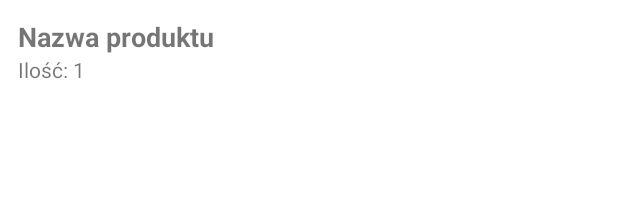
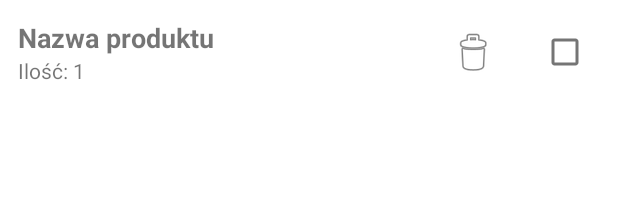
Before and after one commit to Generekalipsa/ShopList_fastapi, an Android app: the layout item_shopping.xml on its own in the app's theme, with its tools: preview values and no code run, on a phone screen of 412 x 824 dp. Shown: the top 216 px of the screen. Run offline under Robolectric (Android 15) with nearby library versions, the phone set to English and light mode, and no system bars.

Commit message:
Adding checkbox button and implementing saving it state to GSON

```diff
--- a/app/src/main/java/com/example/shoplist/ShoppingListData.kt
+++ b/app/src/main/java/com/example/shoplist/ShoppingListData.kt
@@ -5,6 +5,11 @@ import android.content.Context
 
 object ShoppingListData {
     var items: MutableList<ShoppingItem> = mutableListOf()
+
+    fun saveIsChecked(item: ShoppingItem, context: Context) {
+        item.isChecked = !item.isChecked
+        ShoppingListStorage.save(context, items)
+    }
 
     fun addItem(item: ShoppingItem, context: Context) {
         items.add(item)
--- a/app/src/main/java/com/example/shoplist/fragments/ShoppingListFragment.kt
+++ b/app/src/main/java/com/example/shoplist/fragments/ShoppingListFragment.kt
@@ -24,7 +24,7 @@ class ShoppingListFragment : Fragment() {
         val recyclerView = view.findViewById<RecyclerView>(R.id.recyclerView)
 
         adapter = ShoppingListAdapter(ShoppingListData.items) { item ->
-            selectedItem = item // zapamiętaj kliknięty element
+            selectedItem = item
             val fragment = ItemDetailFragment.newInstance(item.name, item.quantity)
             parentFragmentManager.beginTransaction()
                 .replace(R.id.fragment_container, fragment)
--- a/app/src/main/java/com/example/shoplist/models/ShoppingItem.kt
+++ b/app/src/main/java/com/example/shoplist/models/ShoppingItem.kt
@@ -1,4 +1,5 @@
 data class ShoppingItem(
     val name: String,
-    val quantity: Int
+    val quantity: Int,
+    var isChecked: Boolean = false
 )
--- a/app/src/main/res/layout/fragment_shopping_list.xml
+++ b/app/src/main/res/layout/fragment_shopping_list.xml
@@ -5,6 +5,7 @@
     android:layout_width="match_parent"
     android:layout_height="match_parent">
 
+    <!-- Recycle View container which shows the list of items -->
     <androidx.recyclerview.widget.RecyclerView
         android:id="@+id/recyclerView"
         android:layout_width="0dp"
@@ -13,4 +14,5 @@
         app:layout_constraintBottom_toBottomOf="parent"
         app:layout_constraintStart_toStartOf="parent"
         app:layout_constraintEnd_toEndOf="parent" />
+
 </androidx.constraintlayout.widget.ConstraintLayout>
--- a/app/src/main/res/layout/item_shopping.xml
+++ b/app/src/main/res/layout/item_shopping.xml
@@ -1,9 +1,17 @@
 <?xml version="1.0" encoding="utf-8"?>
 <LinearLayout
     xmlns:android="http://schemas.android.com/apk/res/android"
-    android:orientation="vertical"
+    android:orientation="horizontal"
     android:padding="12dp"
     android:layout_width="match_parent"
+    android:layout_height="wrap_content"
+    android:gravity="center_vertical"
+    android:background="?attr/selectableItemBackground">
+
+    <LinearLayout
+        android:orientation="vertical"
+        android:layout_weight="1"
+        android:layout_width="0dp"
         android:layout_height="wrap_content">
 
         <TextView
@@ -21,3 +29,20 @@
             android:layout_width="wrap_content"
             android:layout_height="wrap_content" />
     </LinearLayout>
+
+    <ImageButton
+        android:id="@+id/deleteButton"
+        android:layout_width="46dp"
+        android:layout_height="46dp"
+        android:src="@android:drawable/ic_menu_delete"
+        android:contentDescription="Usuń"
+        android:background="?attr/selectableItemBackgroundBorderless"
+        android:layout_marginStart="16dp" />
+
+    <CheckBox
+        android:id="@+id/checkBox"
+        android:layout_width="46dp"
+        android:layout_height="46dp"
+        android:contentDescription="Check to unlist an item"
+        android:layout_marginStart="16dp" />
+</LinearLayout>
```
Also changed, not shown: app/src/main/java/com/example/shoplist/adapters/ShoppingListAdapter.kt (+14 -1 lines). Lines whose indentation alone changed are shown as unchanged.
